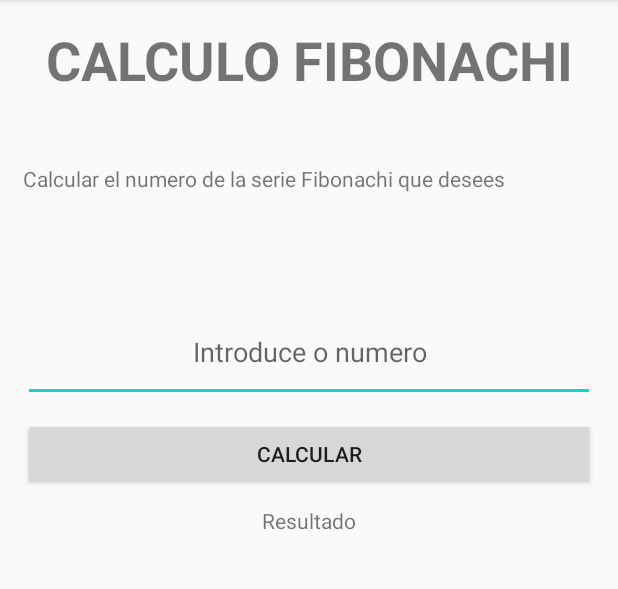
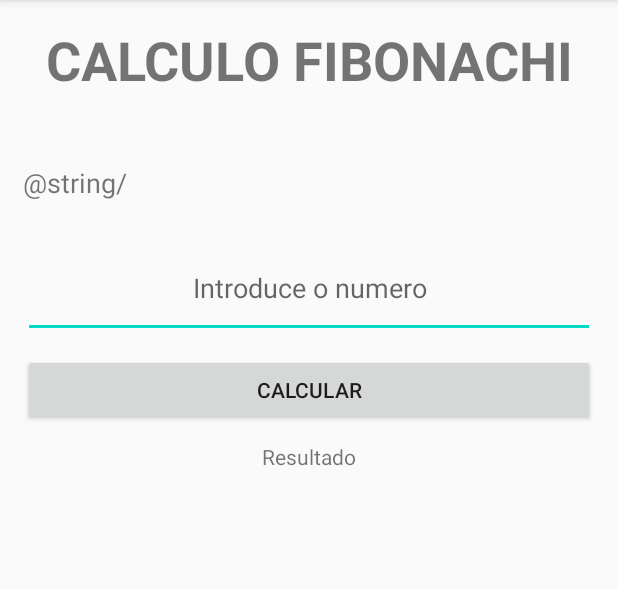
Before and after one commit to SrDyamond/Android, an Android app: the screen it shows after launch (MainActivity), on a phone screen of 412 x 824 dp, the part 84-673 px from its top. Run offline under Robolectric (Android 15) with nearby library versions, the phone set to English and light mode, and no system bars.

Commit message:
"Updqte"

```diff
--- a/EjercicioEvaluable1/app/src/main/res/layout/activity_main.xml
+++ b/EjercicioEvaluable1/app/src/main/res/layout/activity_main.xml
@@ -27,9 +27,10 @@
     <TextView
         android:id="@+id/descripcion"
         android:layout_width="match_parent"
-        android:layout_height="92dp"
+        android:layout_height="49dp"
         android:layout_marginVertical="5dp"
-        android:text="@string/calcular_el_numero_de_la_serie_fibonachi_que_desees" />
+        android:text="@string/"
+        android:textSize="18sp" />
 
     <EditText
         android:id="@+id/numberInput"
```
